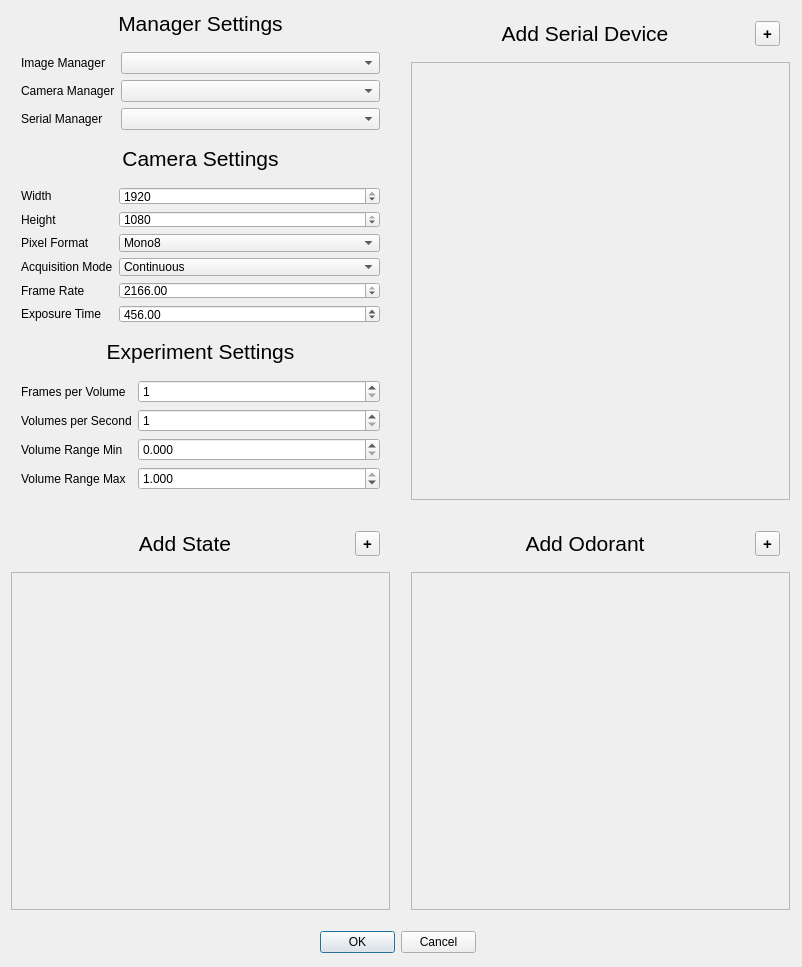
Above: ConfigDialog.ui from gderossi/MicroscopeManagerGUI before the change. Below: the same form after it.
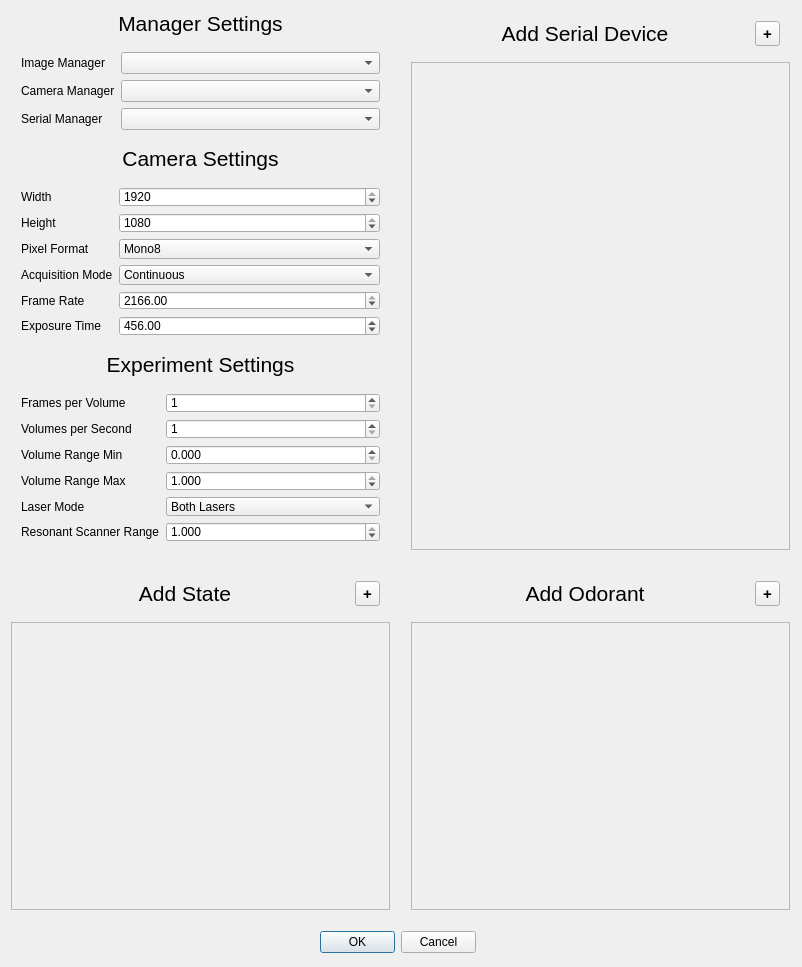
That is the form after the change.

Patch:
```diff
--- a/ConfigDialog.ui
+++ b/ConfigDialog.ui
@@ -19,7 +19,7 @@
      <x>0</x>
      <y>0</y>
      <width>401</width>
-     <height>511</height>
+     <height>563</height>
     </rect>
    </property>
    <layout class="QVBoxLayout" name="settingsLayout">
@@ -357,6 +357,52 @@
         </property>
        </widget>
       </item>
+      <item row="4" column="0">
+       <widget class="QLabel" name="laserModeLabel">
+        <property name="text">
+         <string>Laser Mode</string>
+        </property>
+       </widget>
+      </item>
+      <item row="4" column="1">
+       <widget class="QComboBox" name="laserModeComboBox">
+        <item>
+         <property name="text">
+          <string>Both Lasers</string>
+         </property>
+        </item>
+        <item>
+         <property name="text">
+          <string>Laser 1</string>
+         </property>
+        </item>
+        <item>
+         <property name="text">
+          <string>Laser 2</string>
+         </property>
+        </item>
+       </widget>
+      </item>
+      <item row="5" column="0">
+       <widget class="QLabel" name="resonantScannerRangeLabel">
+        <property name="text">
+         <string>Resonant Scanner Range</string>
+        </property>
+       </widget>
+      </item>
+      <item row="5" column="1">
+       <widget class="QDoubleSpinBox" name="resonantScannerRangeDoubleSpinBox">
+        <property name="decimals">
+         <number>3</number>
+        </property>
+        <property name="maximum">
+         <double>1.000000000000000</double>
+        </property>
+        <property name="value">
+         <double>1.000000000000000</double>
+        </property>
+       </widget>
+      </item>
      </layout>
     </item>
    </layout>
@@ -367,7 +413,7 @@
      <x>400</x>
      <y>0</y>
      <width>401</width>
-     <height>511</height>
+     <height>561</height>
     </rect>
    </property>
    <layout class="QVBoxLayout" name="serialConfigLayout">
@@ -438,7 +484,7 @@
          <x>0</x>
          <y>0</y>
          <width>397</width>
-         <height>453</height>
+         <height>503</height>
         </rect>
        </property>
       </widget>
@@ -450,9 +496,9 @@
    <property name="geometry">
     <rect>
      <x>0</x>
-     <y>510</y>
+     <y>560</y>
      <width>401</width>
-     <height>411</height>
+     <height>361</height>
     </rect>
    </property>
    <layout class="QVBoxLayout" name="stateConfigLayout">
@@ -523,7 +569,7 @@
          <x>0</x>
          <y>0</y>
          <width>397</width>
-         <height>353</height>
+         <height>303</height>
         </rect>
        </property>
        <property name="sizePolicy">
@@ -541,9 +587,9 @@
    <property name="geometry">
     <rect>
      <x>400</x>
-     <y>510</y>
+     <y>560</y>
      <width>401</width>
-     <height>411</height>
+     <height>361</height>
     </rect>
    </property>
    <layout class="QVBoxLayout" name="odorantConfigLayout">
@@ -614,7 +660,7 @@
          <x>0</x>
          <y>0</y>
          <width>397</width>
-         <height>353</height>
+         <height>303</height>
         </rect>
        </property>
       </widget>
```
